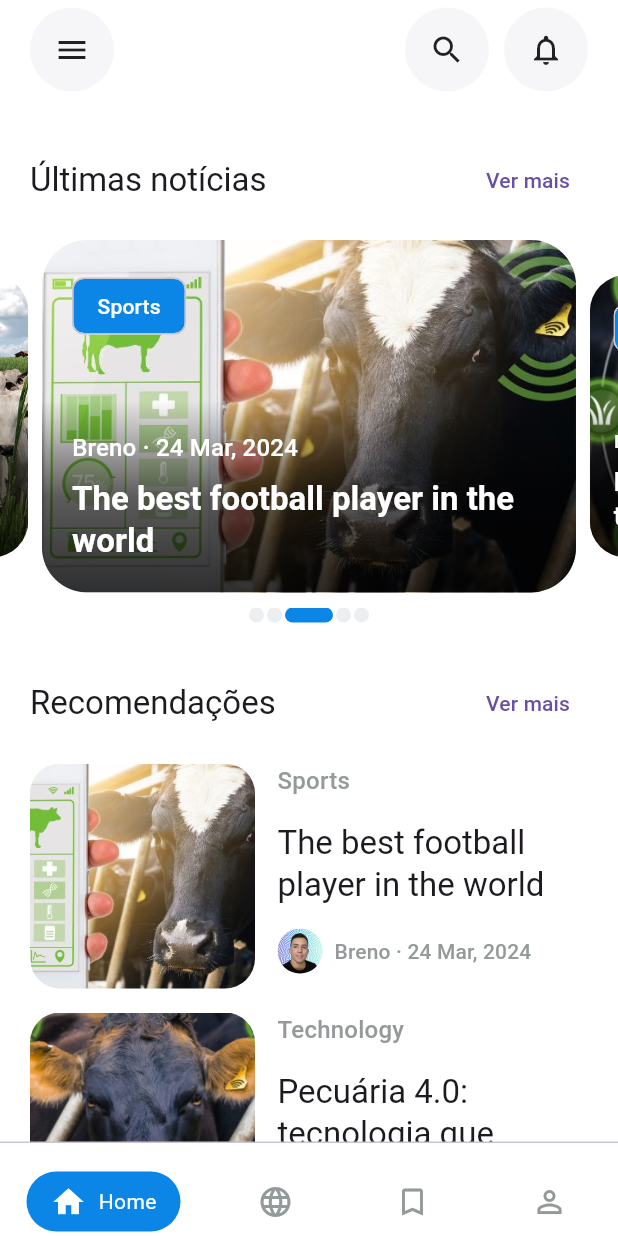
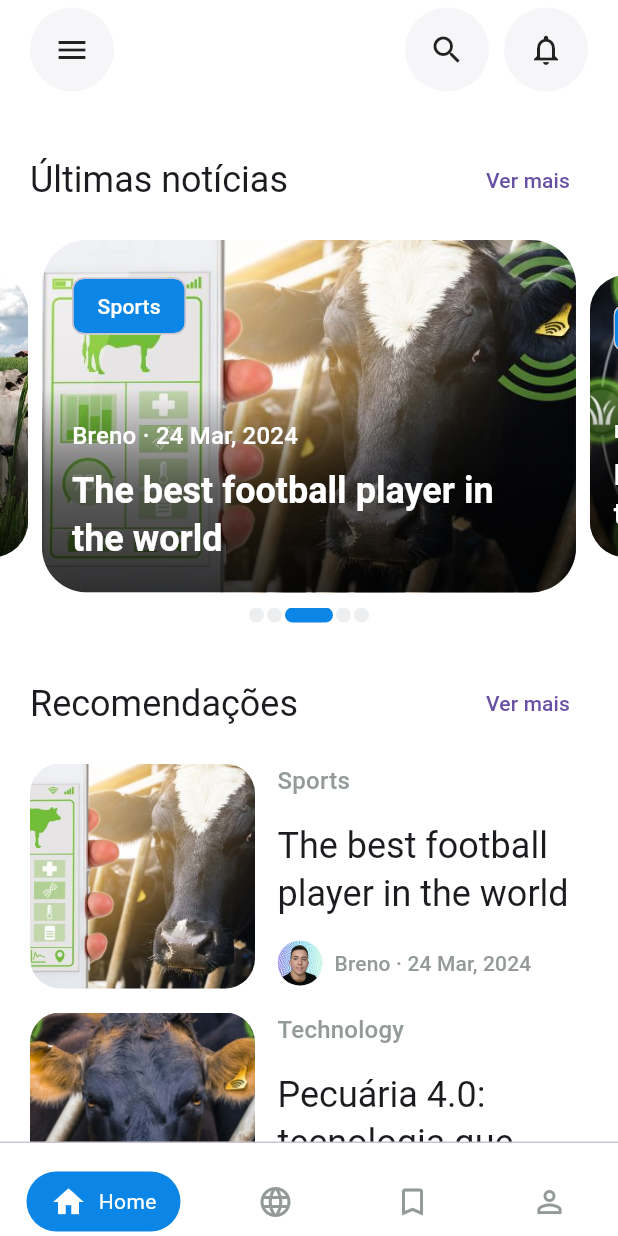
Before and after one commit to brenotainandev/pecuaria_news, a Flutter app: the screen it shows after launch, on a phone screen of 412 x 824 dp. Run offline on Flutter 3.47's test engine with Material 3 defaults, Android fonts, the light colour scheme and no system bars.

Commit message:
ajuste no texto

```diff
--- a/lib/features/home/pages/singe_news_item_page.dart
+++ b/lib/features/home/pages/singe_news_item_page.dart
@@ -71,7 +71,7 @@ class _SingeNewsItemPageState extends State<SingeNewsItemPage> {
                 children: [
                   Text(
                     widget.author,
-                    style: Theme.of(context).textTheme.headline5,
+                    style: Theme.of(context).textTheme.headlineSmall,
                   ),
                   const SizedBox(
                     height: 30,
--- a/lib/features/home/widgets/home_heading.dart
+++ b/lib/features/home/widgets/home_heading.dart
@@ -12,7 +12,7 @@ class HomeHeading extends StatelessWidget {
       sliver: SliverToBoxAdapter(
         child: Row(
           children: [
-            Text(title, style: Theme.of(context).textTheme.headline6),
+            Text(title, style: Theme.of(context).textTheme.headlineSmall),
             const Spacer(),
             if (trailing != null) trailing!,
           ],
--- a/lib/features/home/widgets/home_slider_item.dart
+++ b/lib/features/home/widgets/home_slider_item.dart
@@ -91,9 +91,10 @@ class HomeSliderItem extends StatelessWidget {
                     children: [
                       Text(
                         '$author · ${AppDateFormatters.mdY(date)}',
-                        style: Theme.of(context).textTheme.subtitle1?.copyWith(
-                              color: AppColors.white,
-                            ),
+                        style:
+                            Theme.of(context).textTheme.titleMedium?.copyWith(
+                                  color: AppColors.white,
+                                ),
                         maxLines: 1,
                       ),
                       const SizedBox(
@@ -101,10 +102,11 @@ class HomeSliderItem extends StatelessWidget {
                       ),
                       Text(
                         title,
-                        style: Theme.of(context).textTheme.headline6?.copyWith(
-                              color: AppColors.white,
-                              fontWeight: FontWeight.bold,
-                            ),
+                        style:
+                            Theme.of(context).textTheme.headlineSmall?.copyWith(
+                                  color: AppColors.white,
+                                  fontWeight: FontWeight.bold,
+                                ),
                       ),
                     ],
                   ),
--- a/lib/features/home/widgets/news_list_item.dart
+++ b/lib/features/home/widgets/news_list_item.dart
@@ -65,7 +65,7 @@ class NewsListItem extends StatelessWidget {
                 children: [
                   Text(
                     category,
-                    style: Theme.of(context).textTheme.subtitle1?.copyWith(
+                    style: Theme.of(context).textTheme.titleMedium?.copyWith(
                           color: AppColors.osloGrey,
                         ),
                   ),
@@ -74,7 +74,7 @@ class NewsListItem extends StatelessWidget {
                   ),
                   Text(
                     title,
-                    style: Theme.of(context).textTheme.headline6,
+                    style: Theme.of(context).textTheme.headlineSmall,
                   ),
                   const SizedBox(
                     height: 15,
@@ -92,7 +92,7 @@ class NewsListItem extends StatelessWidget {
                       ),
                       Text(
                         '$author · ${AppDateFormatters.mdY(date)}',
-                        style: Theme.of(context).textTheme.subtitle2?.copyWith(
+                        style: Theme.of(context).textTheme.titleSmall?.copyWith(
                               color: AppColors.osloGrey,
                             ),
                       ),
```
Also changed, not shown: lib/features/home/widgets/single_news_item_header_delagate.dart (+11 -8 lines).
